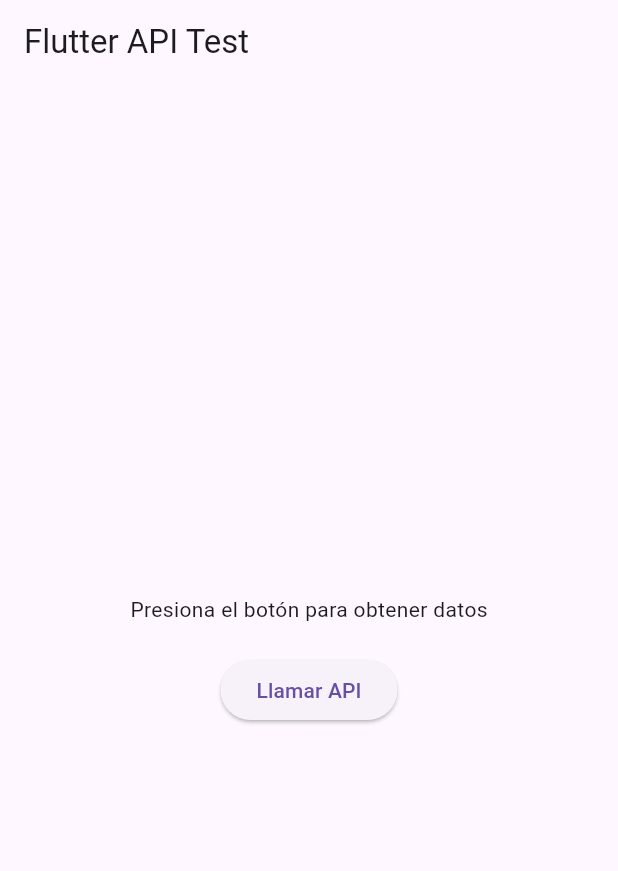
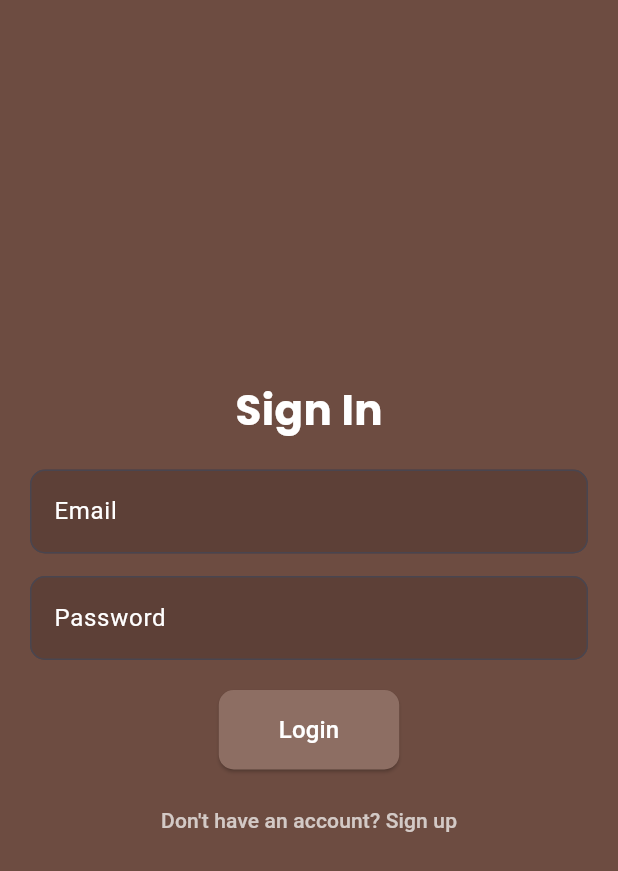
Before and after one commit to anaaprat/biblioteca_grupo_5, a Flutter app: the screen it shows after launch, on a phone screen of 412 x 824 dp. Shown: the top 871 px of the screen. Run offline on Flutter 3.47's test engine with Material 3 defaults, Android fonts, the phone set to English and light mode, and no system bars; our stand-ins replace google_fonts.

Commit message:
login y register in process

```diff
--- a/lib/main.dart
+++ b/lib/main.dart
@@ -1,53 +1,24 @@
 import 'package:flutter/material.dart';
-import 'package:http/http.dart' as http;
-import 'dart:convert';
+import 'package:flutter/services.dart';
+import '../screens/login_screen.dart';
 
 void main() {
-  runApp(MyApp());
+  WidgetsFlutterBinding.ensureInitialized();
+
+  // Bloquear orientación en vertical
+  SystemChrome.setPreferredOrientations([DeviceOrientation.portraitUp])
+      .then((_) {
+    runApp(MyApp());
+  });
 }
 
-class MyApp extends StatefulWidget {
-  @override
-  _MyAppState createState() => _MyAppState();
-}
-
-class _MyAppState extends State<MyApp> {
-  String responseText = "Presiona el botón para obtener datos";
-
-  Future<void> fetchData() async {
-    final response =
-        await http.get(Uri.parse('http://tu_api_url.com/endpoint'));
-
-    if (response.statusCode == 200) {
-      setState(() {
-        responseText = jsonDecode(response.body).toString();
-      });
-    } else {
-      setState(() {
-        responseText = "Error al obtener datos";
-      });
-    }
-  }
-
+class MyApp extends StatelessWidget {
   @override
   Widget build(BuildContext context) {
     return MaterialApp(
-      home: Scaffold(
-        appBar: AppBar(title: Text('Flutter API Test')),
-        body: Center(
-          child: Column(
-            mainAxisAlignment: MainAxisAlignment.center,
-            children: [
-              Text(responseText),
-              SizedBox(height: 20),
-              ElevatedButton(
-                onPressed: fetchData,
-                child: Text('Llamar API'),
-              ),
-            ],
-          ),
-        ),
-      ),
+      debugShowCheckedModeBanner: false, // Quita el banner de debug
+      title: 'Flutter Auth',
+      home: LoginScreen(), // Iniciar con la pantalla de Login
     );
   }
 }
--- /dev/null
+++ b/lib/screens/login_screen.dart
@@ -0,0 +1,154 @@
+import 'package:flutter/material.dart';
+import 'package:google_fonts/google_fonts.dart';
+import '/services/auth_service.dart';
+import 'user_screen.dart';
+import 'admin_screen.dart';
+import 'register_screen.dart';
+
+class LoginScreen extends StatefulWidget {
+  @override
+  _LoginScreenState createState() => _LoginScreenState();
+}
+
+class _LoginScreenState extends State<LoginScreen> {
+  final TextEditingController emailController = TextEditingController();
+  final TextEditingController passwordController = TextEditingController();
+  final AuthService authService = AuthService();
+  bool isLoading = false;
+
+  void _login() async {
+    final BuildContext currentContext = context;
+    setState(() {
+      isLoading = true;
+    });
+
+    final result = await authService.login(
+      emailController.text.trim(),
+      passwordController.text.trim(),
+    );
+
+    setState(() {
+      isLoading = false;
+    });
+
+    if (result.containsKey("role")) {
+      String role = result["role"] ?? "";
+
+      ScaffoldMessenger.of(currentContext).showSnackBar(
+        const SnackBar(
+          content: Text("Login successful"),
+          backgroundColor: Colors.green,
+        ),
+      );
+
+      // Redirigir según el rol
+      if (role == "USER") {
+        Navigator.pushReplacement(
+          currentContext,
+          MaterialPageRoute(builder: (context) => UserScreen()),
+        );
+      } else if (role == "ADMIN") {
+        Navigator.pushReplacement(
+          currentContext,
+          MaterialPageRoute(builder: (context) => AdminScreen()),
+        );
+      } else {
+        ScaffoldMessenger.of(currentContext).showSnackBar(
+          const SnackBar(
+            content: Text("Unknown role"),
+            backgroundColor: Colors.orange,
+          ),
+        );
+      }
+    } else {
+      ScaffoldMessenger.of(currentContext).showSnackBar(
+        const SnackBar(
+          content: Text("Invalid credentials"),
+          backgroundColor: Colors.red,
+        ),
+      );
+    }
+  }
+
+  @override
+  Widget build(BuildContext context) {
+    return Scaffold(
+      backgroundColor: Color(0xFF6D4C41), // Dark brown background
+      body: Center(
+        child: Padding(
+          padding: const EdgeInsets.all(20.0),
+          child: Column(
+            mainAxisSize: MainAxisSize.min,
+            children: [
+              Text(
+                "Sign In",
+                style: GoogleFonts.poppins(
+                  textStyle: TextStyle(
+                    color: Colors.white,
+                    fontSize: 28,
+                    fontWeight: FontWeight.bold,
+                  ),
+                ),
+              ),
+              SizedBox(height: 20),
+              TextField(
+                controller: emailController,
+                style: TextStyle(color: Colors.white),
+                decoration: InputDecoration(
+                  labelText: "Email",
+                  labelStyle: TextStyle(color: Colors.white),
+                  filled: true,
+                  fillColor: Colors.brown[700],
+                  border: OutlineInputBorder(
+                      borderRadius: BorderRadius.circular(10)),
+                ),
+              ),
+              SizedBox(height: 15),
+              TextField(
+                controller: passwordController,
+                obscureText: true,
+                style: TextStyle(color: Colors.white),
+                decoration: InputDecoration(
+                  labelText: "Password",
+                  labelStyle: TextStyle(color: Colors.white),
+                  filled: true,
+                  fillColor: Colors.brown[700],
+                  border: OutlineInputBorder(
+                      borderRadius: BorderRadius.circular(10)),
+                ),
+              ),
+              SizedBox(height: 20),
+              isLoading
+                  ? CircularProgressIndicator()
+                  : ElevatedButton(
+                      onPressed: _login,
+                      style: ElevatedButton.styleFrom(
+                        backgroundColor:
+                            Color(0xFF8D6E63), // Light brown button
+                        padding:
+                            EdgeInsets.symmetric(horizontal: 40, vertical: 15),
+                        shape: RoundedRectangleBorder(
+                          borderRadius: BorderRadius.circular(10),
+                        ),
+                      ),
+                      child: Text("Login",
+                          style: TextStyle(color: Colors.white, fontSize: 16)),
+                    ),
+              SizedBox(height: 10),
+              TextButton(
+                onPressed: () {
+                  Navigator.push(
+                    context,
+                    MaterialPageRoute(builder: (context) => RegisterScreen()),
+                  );
+                },
+                child: Text("Don't have an account? Sign up",
+                    style: TextStyle(color: Colors.white70)),
+              ),
+            ],
+          ),
+        ),
+      ),
+    );
+  }
+}
--- a/pubspec.yaml
+++ b/pubspec.yaml
@@ -37,6 +37,8 @@ dependencies:
   # Use with the CupertinoIcons class for iOS style icons.
   cupertino_icons: ^1.0.8
   flutter_secure_storage: ^9.2.4
+  google_fonts: ^4.0.4
+  provider: ^6.0.5
 
 dev_dependencies:
   flutter_test:
```
Also changed, not shown: lib/models/user_model.dart (added, +47 -0 lines), lib/providers/auth_provider.dart (added, +49 -0 lines), lib/screens/admin_screen.dart (added, +20 -0 lines), lib/screens/register_screen.dart (added, +161 -0 lines), lib/screens/test_screen.dart (added, +20 -0 lines), lib/screens/user_screen.dart (added, +20 -0 lines), lib/services/auth_service.dart (+54 -39 lines), lib/screen/admin.dart (deleted), lib/screen/login.dart (deleted), lib/screen/register.dart (deleted), lib/screen/user.dart (deleted), pubspec.lock.
